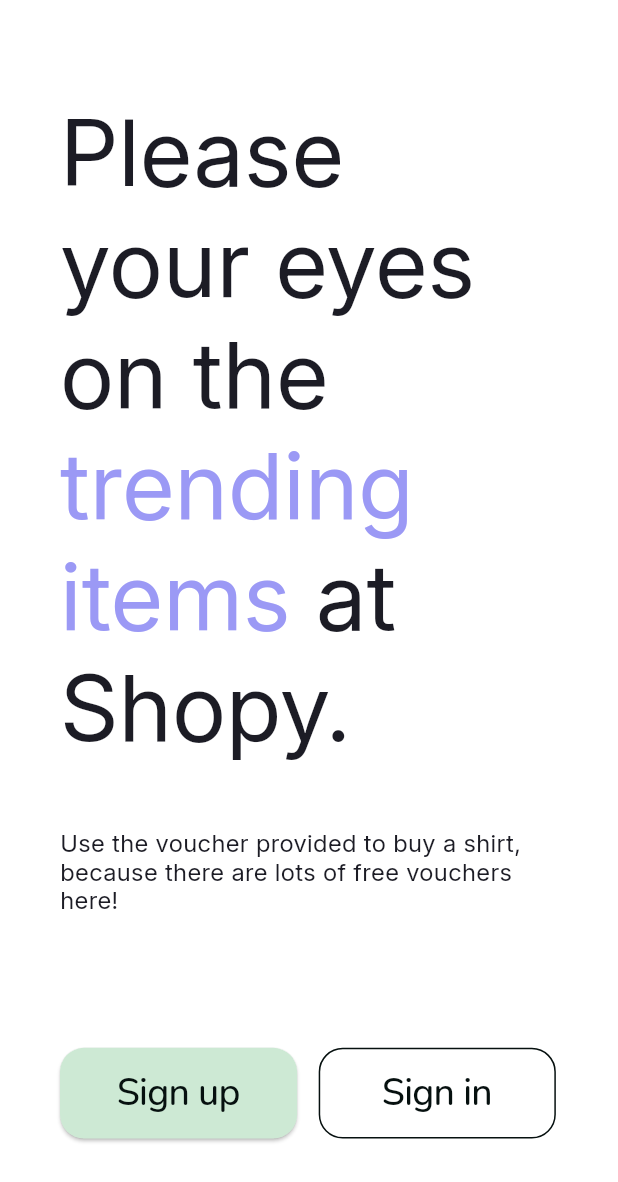
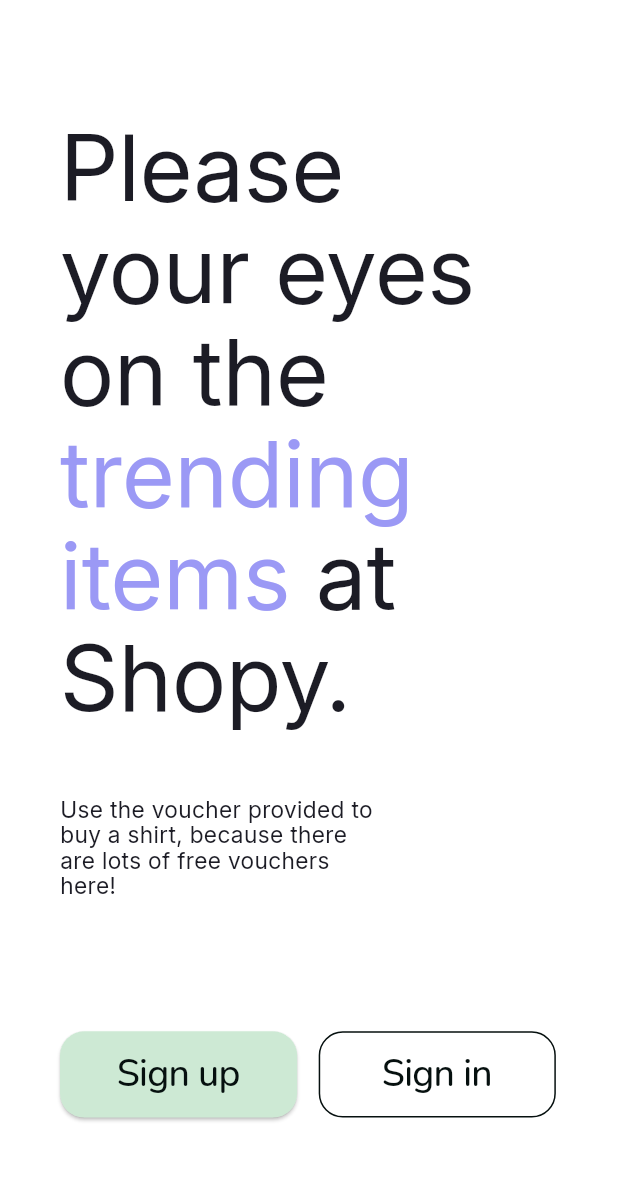
Before and after one commit to htahirov/shop_store, a Flutter app: the OnboardPage screen opened directly, on a phone screen of 412 x 824 dp. Shown: the top 1182 px of the screen. Run offline on Flutter 3.47's test engine with Material 3 defaults, Android fonts, the phone set to English and light mode, and no system bars; our stand-ins replace flutter_bloc, flutter_screenutil, flutter_svg, get_it.

Commit message:
- fixed some errors

```diff
--- /dev/null
+++ b/lib/cubits/splash/splash_cubit.dart
@@ -0,0 +1,14 @@
+import 'package:flutter_bloc/flutter_bloc.dart';
+
+import '../../utils/constants/app_durations.dart';
+
+enum SplashEnum { start, finish }
+
+class SplashCubit extends Cubit<SplashEnum> {
+  SplashCubit() : super(SplashEnum.start);
+
+  void startApp() async {
+    await Future.delayed(AppDurations.s2);
+    emit(SplashEnum.finish);
+  }
+}
--- /dev/null
+++ b/lib/locator.dart
@@ -0,0 +1,9 @@
+import 'package:get_it/get_it.dart';
+
+import 'cubits/splash/splash_cubit.dart';
+
+final GetIt locator = GetIt.instance;
+
+void setupLocator() {
+  locator.registerFactory(() => SplashCubit());
+}
--- a/lib/main.dart
+++ b/lib/main.dart
@@ -1,5 +1,9 @@
 import 'package:flutter/material.dart';
+import 'package:shop_store/locator.dart';
 
 import 'ui/app.dart';
 
-void main() => runApp(const MyApp());
+void main() {
+  setupLocator();
+  runApp(const MyApp());
+}
--- a/lib/ui/app.dart
+++ b/lib/ui/app.dart
@@ -24,7 +24,7 @@
           useMaterial3: true,
           scaffoldBackgroundColor: AppColors.white,
         ),
-        home: Pager.signIn,
+        home: Pager.verify,
       ),
     );
   }
--- a/lib/ui/pages/onboard/onboard_page.dart
+++ b/lib/ui/pages/onboard/onboard_page.dart
@@ -3,6 +3,8 @@
 
 import '../../../utils/constants/app_paddings.dart';
 import '../../../utils/constants/app_texts.dart';
+import '../../../utils/helpers/go.dart';
+import '../../../utils/helpers/pager.dart';
 import 'widgets/onboard_elevated_button.dart';
 import 'widgets/onboard_main_text.dart';
 import 'widgets/onboard_second_text.dart';
@@ -16,7 +18,6 @@
     return Scaffold(
       body: Padding(
         padding: AppPaddings.h40,
-        child: Center(
         child: Column(
           mainAxisAlignment: MainAxisAlignment.center,
           children: [
@@ -26,19 +27,20 @@
             100.verticalSpace,
             Row(
               children: [
-                  OnboardElevatedButton(text: AppTexts.signUp, onPressed: (){
-                    // Go.replace(context, ...)
-                  }),
+                OnboardElevatedButton(
+                  text: AppTexts.signUp,
+                  onPressed: () => Go.replace(context, Pager.signUp),
+                ),
                 15.horizontalSpace,
-                  OnboardTextButton(text: AppTexts.signIn, onPressed: (){
-                    // Go.replace(context, ...)
-                  })
+                OnboardTextButton(
+                  text: AppTexts.signIn,
+                  onPressed: () => Go.replace(context, Pager.signIn),
+                ),
               ],
             )
           ],
         ),
       ),
-      ),
     );
   }
 }
--- a/lib/ui/pages/onboard/widgets/onboard_elevated_button.dart
+++ b/lib/ui/pages/onboard/widgets/onboard_elevated_button.dart
@@ -9,7 +9,8 @@
   final String text;
   final VoidCallback onPressed;
 
-  const OnboardElevatedButton({super.key, required this.text, required this.onPressed});
+  const OnboardElevatedButton(
+      {super.key, required this.text, required this.onPressed});
 
   @override
   Widget build(BuildContext context) {
@@ -21,7 +22,6 @@
         shape: const RoundedRectangleBorder(
           borderRadius: AppRadiuses.a16,
         ),
-        padding: EdgeInsets.symmetric(vertical: 15.h, horizontal: 38.5.w),
       ),
       child: Text(
         text,
--- a/lib/ui/pages/onboard/widgets/onboard_main_text.dart
+++ b/lib/ui/pages/onboard/widgets/onboard_main_text.dart
@@ -1,8 +1,7 @@
 import 'package:flutter/material.dart';
-import 'package:flutter_screenutil/flutter_screenutil.dart';
 
 import '../../../../utils/constants/app_colors.dart';
-import '../../../../utils/constants/app_constants.dart';
+import '../../../../utils/constants/app_text_styles.dart';
 
 class OnboardMainText extends StatelessWidget {
   const OnboardMainText({super.key});
@@ -12,33 +11,17 @@
     return RichText(
       text: TextSpan(
         text: "Please your eyes on the ",
-        style: TextStyle(
-          fontFamily: AppConstants.fontFamilyInter,
-          fontSize: 64.sp,
-          color: AppColors.titleTextColor,
-          fontWeight: FontWeight.w400,
-          height: 77 / 64,
-        ),
+        style: AppTextStyles.h6,
         children: <TextSpan>[
           TextSpan(
             text: "trending items",
-            style: TextStyle(
-              fontFamily: AppConstants.fontFamilyInter,
-              fontSize: 64.sp,
-              fontWeight: FontWeight.w400,
+            style: AppTextStyles.h6.copyWith(
               color: AppColors.coldLips,
-              height: 77 / 64,
             ),
           ),
           TextSpan(
             text: " at Shopy.",
-            style: TextStyle(
-              fontFamily: AppConstants.fontFamilyInter,
-              fontSize: 64.sp,
-              color: AppColors.titleTextColor,
-              fontWeight: FontWeight.w400,
-              height: 77 / 64,
-            ),
+            style: AppTextStyles.h6,
           ),
         ],
       ),
--- a/lib/ui/pages/onboard/widgets/onboard_second_text.dart
+++ b/lib/ui/pages/onboard/widgets/onboard_second_text.dart
@@ -1,4 +1,5 @@
 import 'package:flutter/material.dart';
+import 'package:flutter_screenutil/flutter_screenutil.dart';
 
 import '../../../../utils/constants/app_colors.dart';
 import '../../../../utils/constants/app_constants.dart';
@@ -8,13 +9,20 @@
 
   @override
   Widget build(BuildContext context) {
-    return const Text(
-      "Use the voucher provided to buy a shirt, because there are lots of free vouchers here!",
-      style: TextStyle(
-        fontSize: 16,
-        color: AppColors.titleTextColor,
-        fontFamily: AppConstants.fontFamilyInter,
-        height: 19 / 16,
+    return Align(
+      alignment: Alignment.centerLeft,
+      child: SizedBox(
+        width: 227.w,
+        child: Text(
+          "Use the voucher provided to buy a shirt, because there are lots of free vouchers here!",
+          textAlign: TextAlign.left,
+          style: TextStyle(
+            fontSize: 16.sp,
+            color: AppColors.titleTextColor,
+            fontFamily: AppConstants.fontFamilyInter,
+            height: 19.h / 16.sp,
+          ),
+        ),
       ),
     );
   }
--- a/lib/ui/pages/onboard/widgets/onboard_text_button.dart
+++ b/lib/ui/pages/onboard/widgets/onboard_text_button.dart
@@ -25,7 +25,6 @@
             width: 1,
           ),
         ),
-        padding: EdgeInsets.symmetric(vertical: 15.h, horizontal: 38.5.w),
       ),
       child: Text(
         text,
--- a/lib/ui/pages/verify_page/verify_page.dart
+++ b/lib/ui/pages/verify_page/verify_page.dart
@@ -55,7 +55,7 @@
                       style: TextStyle(
                         fontSize: 14.sp,
                         fontWeight: FontWeight.w400,
-                        fontFamily: AppConstants.fontFamily,
+                        fontFamily: AppConstants.fontFamilyNunito,
                         height: 22.h / 14.sp,
                         letterSpacing: -0.5,
                       ),
@@ -67,7 +67,7 @@
                         style: TextStyle(
                             fontSize: 14.sp,
                             fontWeight: FontWeight.w600,
-                            fontFamily: AppConstants.fontFamily,
+                            fontFamily: AppConstants.fontFamilyNunito,
                             height: 19.1.h / 14.sp,
                             letterSpacing: -0.5),
                       ),
--- a/lib/ui/pages/verify_page/widgets/custom_verify_text_form_field.dart
+++ b/lib/ui/pages/verify_page/widgets/custom_verify_text_form_field.dart
@@ -35,7 +35,7 @@
               counterStyle: TextStyle(
                 fontWeight: FontWeight.w700,
                 color: AppColors.titleTextColor,
-                fontFamily: AppConstants.fontFamily,
+                fontFamily: AppConstants.fontFamilyNunito,
                 fontSize: 26,
                 height: 26.h / 26.sp,
               ),
--- a/lib/utils/constants/app_constants.dart
+++ b/lib/utils/constants/app_constants.dart
@@ -1,7 +1,7 @@
 class AppConstants {
   AppConstants._();
 
-  static const fontFamily = 'Nunito';
+  static const fontFamilyNunito = 'Nunito';
   static const fontFamilyInter = 'Inter';
   static const fontFamilyPoppins = 'Poppins';
 }
--- a/lib/utils/constants/app_paddings.dart
+++ b/lib/utils/constants/app_paddings.dart
@@ -13,4 +13,5 @@
   static const EdgeInsets t56 = EdgeInsets.only(top: 56);
   static const EdgeInsets b108 = EdgeInsets.only(bottom: 108);
   static const EdgeInsets h64 = EdgeInsets.symmetric(horizontal: 64);
+  static const EdgeInsets b24 = EdgeInsets.only(bottom: 24);
 }
--- a/lib/utils/constants/app_text_styles.dart
+++ b/lib/utils/constants/app_text_styles.dart
@@ -1,6 +1,8 @@
 import 'package:flutter/material.dart';
+import 'package:flutter_screenutil/flutter_screenutil.dart';
 
 import 'app_colors.dart';
+import 'app_constants.dart';
 
 class AppTextStyles {
   AppTextStyles._();
@@ -9,4 +11,12 @@
     color: AppColors.white,
     fontSize: 16,
   );
+
+  static final h6 = TextStyle(
+    fontFamily: AppConstants.fontFamilyInter,
+    fontSize: 64.sp,
+    color: AppColors.titleTextColor,
+    fontWeight: FontWeight.w400,
+    height: 77.h / 64.sp,
+  );
 }
--- a/lib/utils/helpers/pager.dart
+++ b/lib/utils/helpers/pager.dart
@@ -1,17 +1,27 @@
 import 'package:flutter/material.dart';
-import 'package:shop_store/ui/pages/verify_page/verify_page.dart';
+import 'package:flutter_bloc/flutter_bloc.dart';
 
+import '../../cubits/splash/splash_cubit.dart';
+import '../../locator.dart';
 import '../../ui/pages/onboard/onboard_page.dart';
 import '../../ui/pages/sign_in/signin_page.dart';
 import '../../ui/pages/sign_up/signup_page.dart';
 import '../../ui/pages/splash/splash_page.dart';
+import '../../ui/pages/verify_page/verify_page.dart';
 
 class Pager {
   Pager._();
 
-  static Widget get splash => const SplashPage();
+  static Widget get splash => BlocProvider<SplashCubit>(
+        create: (_) => locator()..startApp(),
+        child: const SplashPage(),
+      );
+
   static Widget get onboard => const OnboardPage();
+
   static Widget get signUp => const SignUpPage();
+
   static Widget get signIn => const SignInPage();
-  static Widget get verify =>  const VerifyPage();
+
+  static Widget get verify => const VerifyPage();
 }
--- a/pubspec.yaml
+++ b/pubspec.yaml
@@ -36,6 +36,8 @@
   cupertino_icons: ^1.0.8
   flutter_screenutil: ^5.9.3
   flutter_svg: ^2.0.17
+  flutter_bloc: ^9.0.0
+  get_it: ^8.0.3
 
 dev_dependencies:
   flutter_test:
```
Also changed, not shown: lib/ui/pages/sign_up/signup_page.dart (+9 -9 lines), lib/ui/pages/splash/splash_page.dart (+20 -14 lines), lib/ui/widgets/custom_progress_loading.dart (+37 -8 lines), lib/utils/helpers/password_condition_indicator.dart (+10 -7 lines), pubspec.lock. Lines whose indentation alone changed are shown as unchanged.
